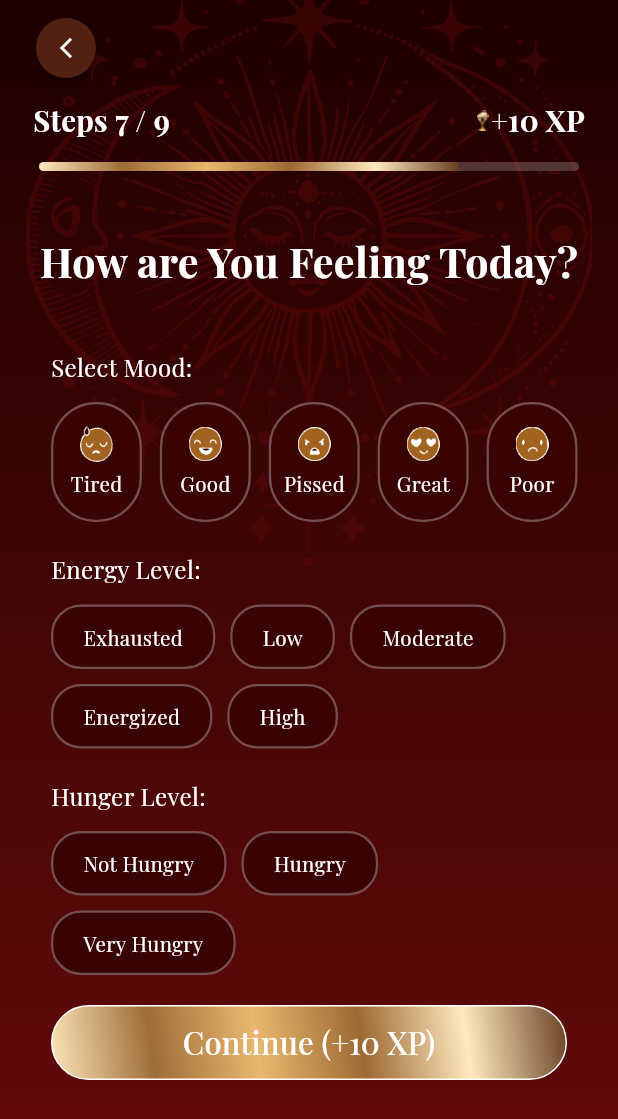
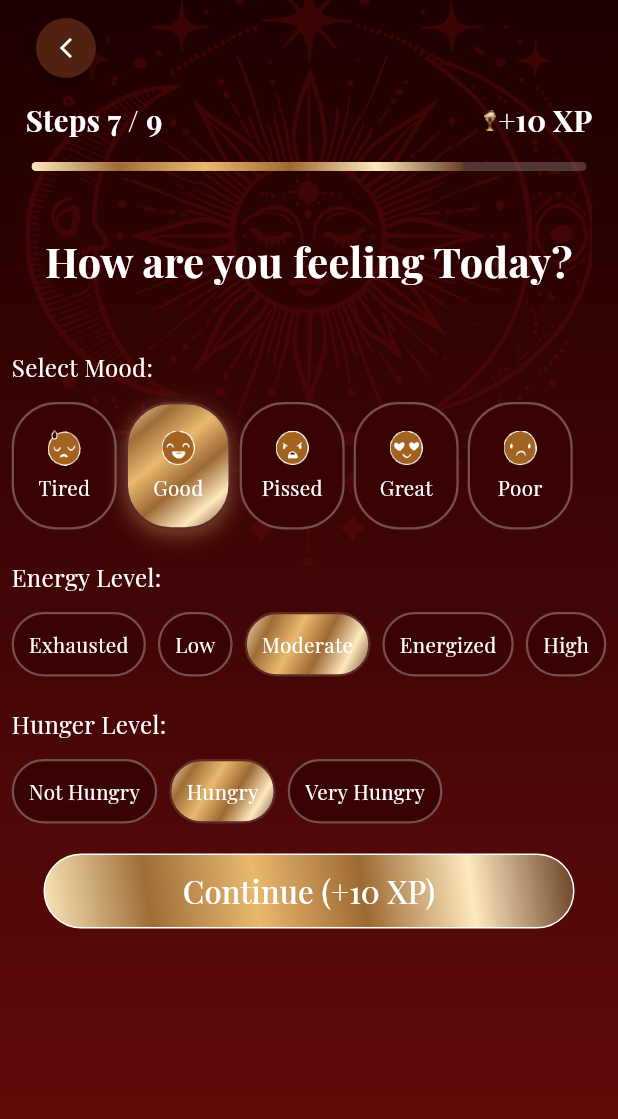
Before and after one commit to Dev-Ninjas-Backup/velvet_iron, a Flutter app: the OnboardingScreen7 screen opened by its route, on a phone screen of 412 x 824 dp. Shown: the top 1119 px of the screen. Run offline on Flutter 3.47's test engine with Material 3 defaults, Android fonts, the light colour scheme and no system bars; our stand-ins replace camera, fl_chart, flutter_screenutil, get, google_fonts, image_picker and 1 more; missing offline and left inert: mobile_scanner; accounts and stored records are empty.

Commit message:
onboarding updated

```diff
--- a/lib/core/utils/constants/image_path.dart
+++ b/lib/core/utils/constants/image_path.dart
@@ -17,4 +17,5 @@ class ImagePath {
   static const String charecterTwo = 'assets/images/charecter_two.png';
   static const String charecterThree = 'assets/images/charecter_three.png';
   static const String charecterFour = 'assets/images/charecter_four.png';
+  static const String circlebg = 'assets/images/circlebg.png';
 }
--- a/lib/features/onboarding_screens/onboarding2/widgets/onboarding2_widget.dart
+++ b/lib/features/onboarding_screens/onboarding2/widgets/onboarding2_widget.dart
@@ -220,8 +220,10 @@ class ProfileSetupWidget extends StatelessWidget {
 
           const SizedBox(height: 12),
           Container(
+            height: 44,
+            width: double.infinity,
             decoration: BoxDecoration(
-              color: Colors.white.withValues(alpha: 0.1),
+              color: Color(0xFF3A0303),
               borderRadius: BorderRadius.circular(10),
               border: Border.all(
                 color: Colors.white.withValues(alpha: 0.2),
--- a/lib/features/onboarding_screens/onboarding4/controller/onboarding4_controller.dart
+++ b/lib/features/onboarding_screens/onboarding4/controller/onboarding4_controller.dart
@@ -8,7 +8,7 @@ class OnboardingController4 extends GetxController {
 
   final selectedGender = RxnInt();
 
-  final List<String> genders = ['Male', 'Female'];
+  final List<String> genders = ['Male', 'Female', 'Non-binary'];
 
   void selectGender(int index) {
     selectedGender.value = index;
--- a/lib/features/onboarding_screens/onboarding4/widgets/onboarding4_widget.dart
+++ b/lib/features/onboarding_screens/onboarding4/widgets/onboarding4_widget.dart
@@ -133,9 +133,8 @@ class GenderSelectionWidget extends StatelessWidget {
                     color: const Color(0xFF521212).withValues(alpha: 0.8),
                     borderRadius: BorderRadius.circular(16),
                     border: Border.all(
-                      color: isSelected
-                          ? const Color(0xFF6B1717)
-                          : Colors.white.withValues(alpha: 0.1),
+                      color: const Color(0xFF6B1717),
+
                       width: 1.5,
                     ),
                   ),
--- a/lib/features/onboarding_screens/onboarding7/controller/onboarding7_controller.dart
+++ b/lib/features/onboarding_screens/onboarding7/controller/onboarding7_controller.dart
@@ -5,22 +5,22 @@ class OnboardingController7 extends GetxController {
   final totalSteps = 9.obs;
   final xpPoints = 10.obs;
 
-  final selectedMood = ''.obs;
-  final selectedEnergyLevel = ''.obs;
-  final selectedHungerLevel = ''.obs;
+  final selectedMood = 'Good'.obs;
+  final selectedEnergyLevel = 'Moderate'.obs;
+  final selectedHungerLevel = 'Hungry'.obs;
 
   double get progressValue => currentStep.value / totalSteps.value;
 
-  void selectMood(String mood) {
-    selectedMood.value = mood;
+  void selectMood(String value) {
+    selectedMood.value = value;
   }
 
-  void selectEnergyLevel(String level) {
-    selectedEnergyLevel.value = level;
+  void selectEnergyLevel(String value) {
+    selectedEnergyLevel.value = value;
   }
 
-  void selectHungerLevel(String level) {
-    selectedHungerLevel.value = level;
+  void selectHungerLevel(String value) {
+    selectedHungerLevel.value = value;
   }
 
   void onContinue() {
--- a/lib/features/onboarding_screens/onboarding7/screen/onboarding7_screen.dart
+++ b/lib/features/onboarding_screens/onboarding7/screen/onboarding7_screen.dart
@@ -22,7 +22,7 @@ class OnboardingScreen7 extends StatelessWidget {
           children: [
             SafeArea(
               child: Padding(
-                padding: const EdgeInsets.symmetric(horizontal: 10),
+                padding: const EdgeInsets.symmetric(horizontal: 5),
                 child: Column(
                   children: [
                     const SizedBox(height: 60),
--- a/lib/features/onboarding_screens/onboarding7/widgets/onboarding7_widget.dart
+++ b/lib/features/onboarding_screens/onboarding7/widgets/onboarding7_widget.dart
@@ -95,7 +95,7 @@ class OnboardingHeaderWidget7 extends StatelessWidget {
     return Padding(
       padding: const EdgeInsets.symmetric(horizontal: 14),
       child: Text(
-        "How are You Feeling Today?",
+        "How are you feeling Today?",
         textAlign: TextAlign.center,
         style: getTextStyle(
           fontSize: 24,
@@ -117,10 +117,7 @@ class MoodSelectionWidget extends StatelessWidget {
     return Column(
       crossAxisAlignment: CrossAxisAlignment.start,
       children: [
-        // Select Mood Section
-        Padding(
-          padding: const EdgeInsets.symmetric(horizontal: 24),
-          child: Text(
+        Text(
           'Select Mood:',
           style: getTextStyle(
             fontSize: 14,
@@ -128,12 +125,10 @@ class MoodSelectionWidget extends StatelessWidget {
             color: Colors.white,
           ),
         ),
-        ),
+
         const SizedBox(height: 12),
-        // Mood Options
         SingleChildScrollView(
           scrollDirection: Axis.horizontal,
-          padding: const EdgeInsets.symmetric(horizontal: 24),
           child: Row(
             children: [
               _buildMoodOption(
@@ -142,28 +137,28 @@ class MoodSelectionWidget extends StatelessWidget {
                 value: 'Tired',
                 controller: controller,
               ),
-              const SizedBox(width: 12),
+              const SizedBox(width: 6),
               _buildMoodOption(
                 iconPath: IconPath.good,
                 label: 'Good',
                 value: 'Good',
                 controller: controller,
               ),
-              const SizedBox(width: 12),
+              const SizedBox(width: 6),
               _buildMoodOption(
                 iconPath: IconPath.pissed,
                 label: 'Pissed',
                 value: 'Pissed',
                 controller: controller,
               ),
-              const SizedBox(width: 12),
+              const SizedBox(width: 6),
               _buildMoodOption(
                 iconPath: IconPath.great,
                 label: 'Great',
                 value: 'Great',
                 controller: controller,
               ),
-              const SizedBox(width: 12),
+              const SizedBox(width: 6),
               _buildMoodOption(
                 iconPath: IconPath.poor,
                 label: 'Poor',
@@ -175,9 +170,7 @@ class MoodSelectionWidget extends StatelessWidget {
         ),
         const SizedBox(height: 20),
 
-        Padding(
-          padding: const EdgeInsets.symmetric(horizontal: 24),
-          child: Text(
+        Text(
           'Energy Level:',
           style: getTextStyle(
             fontSize: 14,
@@ -185,14 +178,11 @@ class MoodSelectionWidget extends StatelessWidget {
             color: Colors.white,
           ),
         ),
-        ),
         const SizedBox(height: 12),
 
-        Padding(
-          padding: const EdgeInsets.symmetric(horizontal: 24),
-          child: Wrap(
-            spacing: 10,
-            runSpacing: 10,
+        SingleChildScrollView(
+          scrollDirection: Axis.horizontal,
+          child: Row(
             children: [
               _buildPillOption(
                 label: 'Exhausted',
@@ -200,24 +190,28 @@ class MoodSelectionWidget extends StatelessWidget {
                 selectedValue: controller.selectedEnergyLevel,
                 onTap: () => controller.selectEnergyLevel('Exhausted'),
               ),
+              const SizedBox(width: 8),
               _buildPillOption(
                 label: 'Low',
                 value: 'Low',
                 selectedValue: controller.selectedEnergyLevel,
                 onTap: () => controller.selectEnergyLevel('Low'),
               ),
+              const SizedBox(width: 8),
               _buildPillOption(
                 label: 'Moderate',
                 value: 'Moderate',
                 selectedValue: controller.selectedEnergyLevel,
                 onTap: () => controller.selectEnergyLevel('Moderate'),
               ),
+              const SizedBox(width: 8),
               _buildPillOption(
                 label: 'Energized',
                 value: 'Energized',
                 selectedValue: controller.selectedEnergyLevel,
                 onTap: () => controller.selectEnergyLevel('Energized'),
               ),
+              const SizedBox(width: 8),
               _buildPillOption(
                 label: 'High',
                 value: 'High',
@@ -229,9 +223,7 @@ class MoodSelectionWidget extends StatelessWidget {
         ),
 
         const SizedBox(height: 20),
-        Padding(
-          padding: const EdgeInsets.symmetric(horizontal: 24),
-          child: Text(
+        Text(
           'Hunger Level:',
           style: getTextStyle(
             fontSize: 14,
@@ -239,14 +231,10 @@ class MoodSelectionWidget extends StatelessWidget {
             color: Colors.white,
           ),
         ),
-        ),
         const SizedBox(height: 12),
-
-        Padding(
-          padding: const EdgeInsets.symmetric(horizontal: 24),
-          child: Wrap(
-            spacing: 10,
-            runSpacing: 10,
+        SingleChildScrollView(
+          scrollDirection: Axis.horizontal,
+          child: Row(
             children: [
               _buildPillOption(
                 label: 'Not Hungry',
@@ -254,12 +242,14 @@ class MoodSelectionWidget extends StatelessWidget {
                 selectedValue: controller.selectedHungerLevel,
                 onTap: () => controller.selectHungerLevel('Not Hungry'),
               ),
+              const SizedBox(width: 8),
               _buildPillOption(
                 label: 'Hungry',
                 value: 'Hungry',
                 selectedValue: controller.selectedHungerLevel,
                 onTap: () => controller.selectHungerLevel('Hungry'),
               ),
+              const SizedBox(width: 8),
               _buildPillOption(
                 label: 'Very Hungry',
                 value: 'Very Hungry',
@@ -284,8 +274,8 @@ class MoodSelectionWidget extends StatelessWidget {
       return GestureDetector(
         onTap: () => controller.selectMood(value),
         child: Container(
-          width: 60.6,
-          height: 80,
+          width: 70,
+          height: 85,
           decoration: BoxDecoration(
             borderRadius: BorderRadius.circular(30),
             gradient: isSelected
@@ -350,7 +340,7 @@ class MoodSelectionWidget extends StatelessWidget {
       return GestureDetector(
         onTap: onTap,
         child: Container(
-          padding: const EdgeInsets.symmetric(horizontal: 20, vertical: 10),
+          padding: const EdgeInsets.symmetric(horizontal: 10, vertical: 10),
           decoration: BoxDecoration(
             gradient: isSelected
                 ? const LinearGradient(
@@ -367,7 +357,7 @@ class MoodSelectionWidget extends StatelessWidget {
                   )
                 : null,
             color: isSelected ? null : const Color(0xFF3A0303),
-            borderRadius: BorderRadius.circular(20),
+            borderRadius: BorderRadius.circular(50),
             border: Border.all(
               color: isSelected
                   ? Color(0xFF5D2B2B)
--- a/lib/features/onboarding_screens/onboarding8/controller/onboarding8_controller.dart
+++ b/lib/features/onboarding_screens/onboarding8/controller/onboarding8_controller.dart
@@ -6,14 +6,14 @@ class OnboardingController8 extends GetxController {
   final totalSteps = 9.obs;
   final xpPoints = 10.obs;
 
-  final selectedMeal = ''.obs;
+  final selectedMeal = 'Dinner'.obs;
   final foodController = TextEditingController();
   final calorieController = TextEditingController();
 
   double get progressValue => currentStep.value / totalSteps.value;
 
-  void selectMeal(String meal) {
-    selectedMeal.value = meal;
+  void selectMeal(String value) {
+    selectedMeal.value = value;
   }
 
   void onContinue() {
--- a/lib/features/settings/controller/setting_controller.dart
+++ b/lib/features/settings/controller/setting_controller.dart
@@ -1,5 +1,6 @@
 import 'package:flutter/material.dart';
 import 'package:get/get.dart';
+import 'package:velvet_iron/routes/app_routes.dart';
 
 class SettingsController extends GetxController {
   final userName = 'Unbound'.obs;
@@ -48,7 +49,7 @@ class SettingsController extends GetxController {
             onPressed: () {
               Get.back();
 
-              Get.offAllNamed('/login');
+              Get.toNamed(AppRoute.getLoginScreen());
             },
             child: const Text('Logout'),
           ),
```
Also changed, not shown: lib/features/about_training_codex/screens/about_training_screen.dart (+3 -13 lines), lib/features/about_training_codex/widgets/about_training_widget.dart (+130 -28 lines), lib/features/onboarding_screens/onboarding1/controller/onboarding1_controller.dart (+9 -0 lines), lib/features/onboarding_screens/onboarding1/widgets/onboarding1_widget.dart (+20 -6 lines), lib/features/onboarding_screens/onboarding3/controller/onboarding3_controller.dart (+4 -4 lines), lib/features/onboarding_screens/onboarding3/widgets/onboarding_widget.dart (+2 -8 lines), lib/features/onboarding_screens/onboarding5/widgets/onboarding5_widget.dart (+2 -6 lines), lib/features/onboarding_screens/onboarding6/widgets/onboarding6_widget.dart (+4 -11 lines), lib/features/onboarding_screens/onboarding8/widgets/onboarding8_screen.widget.dart (+9 -14 lines), lib/features/onboarding_screens/onboarding9/widgets/onboarding9_widget.dart (+12 -22 lines), assets/images/circlebg.png (added). Lines whose indentation alone changed are shown as unchanged.
